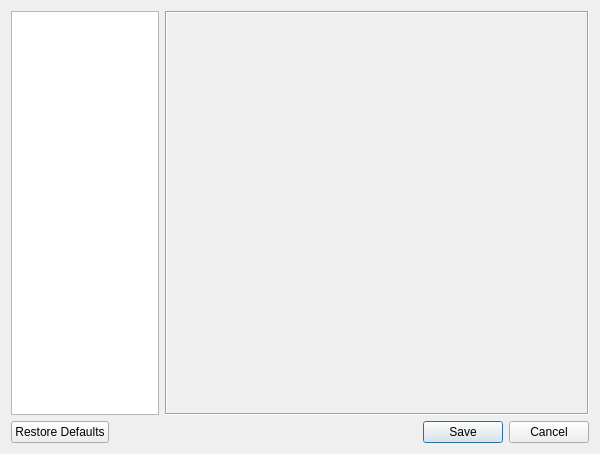
Before: the Qt Designer form Sqliteman/sqliteman/preferencesdialog.ui in iamkjg/sqliteman, drawn with Qt 5.
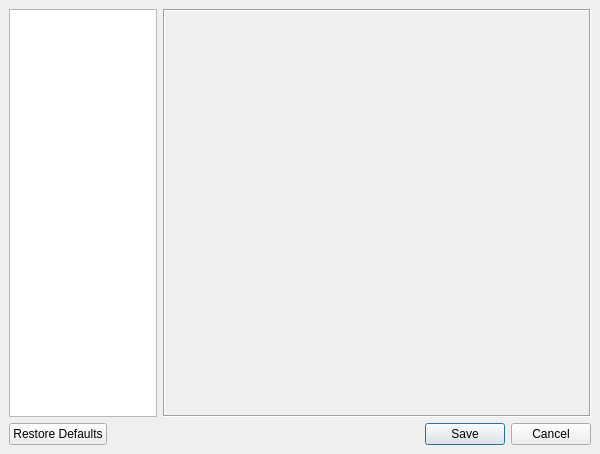
After: the same form once the commit is applied.

```diff
--- a/Sqliteman/sqliteman/preferencesdialog.ui
+++ b/Sqliteman/sqliteman/preferencesdialog.ui
@@ -13,6 +13,12 @@
    <string>Preferences</string>
   </property>
   <layout class="QGridLayout" >
+   <property name="margin" >
+    <number>9</number>
+   </property>
+   <property name="spacing" >
+    <number>6</number>
+   </property>
    <item row="0" column="0" >
     <widget class="QListWidget" name="listWidget" >
      <property name="minimumSize" >
```
